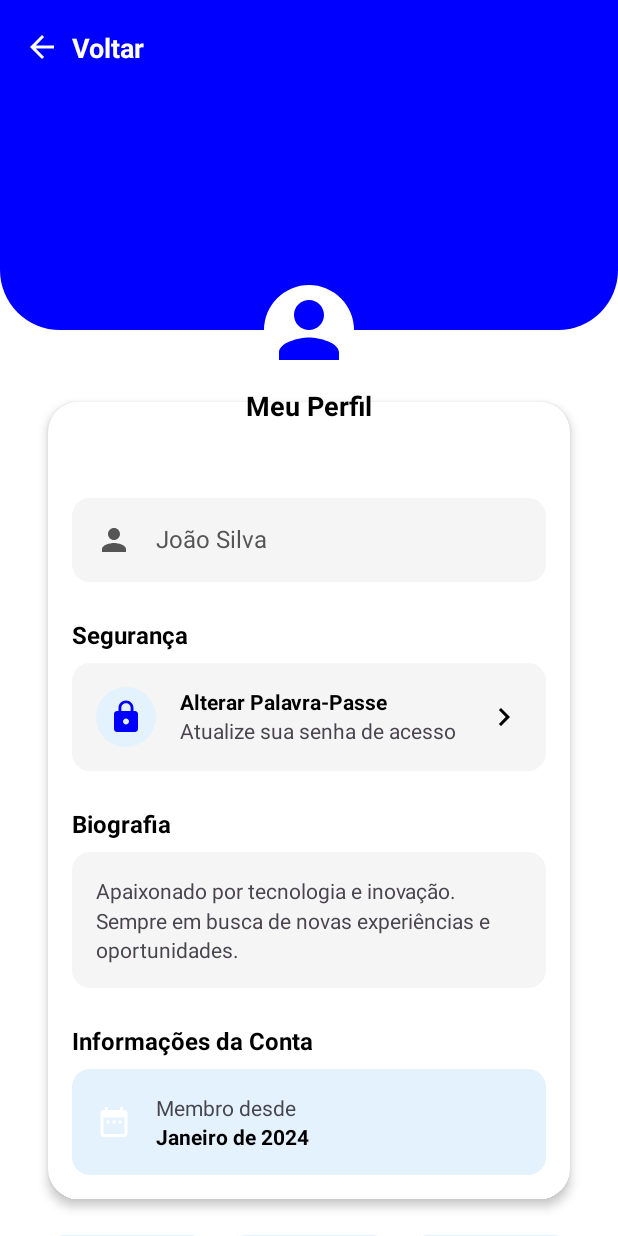
After one commit to angeamaro/AnunciosLoc, an Android app: the ProfileActivity screen opened directly, with no data from a screen before it, on a phone screen of 412 x 824 dp. The commit adds this screen. Run offline under Robolectric (Android 15) with nearby library versions, the phone set to English and light mode, and no system bars.

Commit message:
actualizando perfil

```diff
--- a/app/src/main/AndroidManifest.xml
+++ b/app/src/main/AndroidManifest.xml
@@ -57,6 +57,12 @@
             android:exported="false"
             android:windowSoftInputMode="adjustResize" />
 
+        <!-- Profile, Settings, and Password -->
+        <activity
+            android:name=".activities.ProfileActivity"
+            android:exported="false" />
+
+
         <!-- Location Activities -->
         <activity
             android:name=".ui.view.AddLocationActivity"
--- /dev/null
+++ b/app/src/main/java/ao/co/isptec/aplm/anunciosloc/activities/ProfileActivity.java
@@ -0,0 +1,15 @@
+package ao.co.isptec.aplm.anunciosloc.activities;
+
+import android.os.Bundle;
+import androidx.appcompat.app.AppCompatActivity;
+
+import ao.co.isptec.aplm.anunciosloc.R;
+
+public class ProfileActivity extends AppCompatActivity {
+
+    @Override
+    protected void onCreate(Bundle savedInstanceState) {
+        super.onCreate(savedInstanceState);
+        setContentView(R.layout.activity_profile);
+    }
+}
--- a/app/src/main/java/ao/co/isptec/aplm/anunciosloc/ui/view/MenuOptionsActivity.java
+++ b/app/src/main/java/ao/co/isptec/aplm/anunciosloc/ui/view/MenuOptionsActivity.java
@@ -11,6 +11,7 @@ import com.google.android.material.card.MaterialCardView;
 
 import ao.co.isptec.aplm.anunciosloc.MainActivity;
 import ao.co.isptec.aplm.anunciosloc.R;
+import ao.co.isptec.aplm.anunciosloc.activities.ProfileActivity;
 import ao.co.isptec.aplm.anunciosloc.activities.InterestsActivity;
 import ao.co.isptec.aplm.anunciosloc.ui.view.activities.PoliciesActivity;
 import ao.co.isptec.aplm.anunciosloc.utils.PreferencesHelper;
@@ -57,7 +58,8 @@ public class MenuOptionsActivity extends AppCompatActivity {
 
         // Conta
         cardPerfil.setOnClickListener(v -> {
-            Toast.makeText(this, "Perfil - Em desenvolvimento", Toast.LENGTH_SHORT).show();
+            Intent intent = new Intent(this, ProfileActivity.class);
+            startActivity(intent);
         });
 
         cardDefinicoes.setOnClickListener(v -> {
--- /dev/null
+++ b/app/src/main/res/drawable/back.xml
@@ -0,0 +1,9 @@
+<vector xmlns:android="http://schemas.android.com/apk/res/android"
+    android:width="24dp"
+    android:height="24dp"
+    android:viewportWidth="24"
+    android:viewportHeight="24">
+  <path
+      android:fillColor="@color/white"
+      android:pathData="M20,11H7.83l5.59,-5.59L12,4l-8,8 8,8 1.41,-1.41L7.83,13H20v-2z"/>
+</vector>
--- /dev/null
+++ b/app/src/main/res/drawable/background_light_blue_rounded.xml
@@ -0,0 +1,5 @@
+<?xml version="1.0" encoding="utf-8"?>
+<shape xmlns:android="http://schemas.android.com/apk/res/android">
+    <solid android:color="#E3F2FD"/>
+    <corners android:radius="12dp"/>
+</shape>
--- /dev/null
+++ b/app/src/main/res/drawable/background_light_gray_rounded.xml
@@ -0,0 +1,5 @@
+<?xml version="1.0" encoding="utf-8"?>
+<shape xmlns:android="http://schemas.android.com/apk/res/android">
+    <solid android:color="#F5F5F5"/>
+    <corners android:radius="12dp"/>
+</shape>
--- /dev/null
+++ b/app/src/main/res/drawable/background_lock_icon_light.xml
@@ -0,0 +1,5 @@
+<?xml version="1.0" encoding="utf-8"?>
+<shape xmlns:android="http://schemas.android.com/apk/res/android"
+    android:shape="oval">
+    <solid android:color="#E3F2FD" />
+</shape>
--- /dev/null
+++ b/app/src/main/res/drawable/background_top_login.xml
@@ -0,0 +1,6 @@
+<?xml version="1.0" encoding="utf-8"?>
+<shape xmlns:android="http://schemas.android.com/apk/res/android">
+    <solid android:color="@color/blue"/>
+    <corners android:bottomLeftRadius="40dp"
+        android:bottomRightRadius="40dp"/>
+</shape>
--- /dev/null
+++ b/app/src/main/res/drawable/ic_arrow_right.xml
@@ -0,0 +1,9 @@
+<vector xmlns:android="http://schemas.android.com/apk/res/android"
+    android:width="24dp"
+    android:height="24dp"
+    android:viewportWidth="24"
+    android:viewportHeight="24">
+  <path
+      android:fillColor="#000000"
+      android:pathData="M8.59,16.59L13.17,12 8.59,7.41 10,6l6,6 -6,6 -1.41,-1.41z"/>
+</vector>
--- /dev/null
+++ b/app/src/main/res/drawable/password.xml
@@ -0,0 +1,9 @@
+<vector xmlns:android="http://schemas.android.com/apk/res/android"
+    android:width="24dp"
+    android:height="24dp"
+    android:viewportWidth="24"
+    android:viewportHeight="24">
+  <path
+      android:fillColor="@color/blue"
+      android:pathData="M18,8h-1V6c0,-2.76 -2.24,-5 -5,-5S7,3.24 7,6v2H6c-1.1,0 -2,0.9 -2,2v10c0,1.1 0.9,2 2,2h12c1.1,0 2,-0.9 2,-2V10c0,-1.1 -0.9,-2 -2,-2zm-6,9c-1.1,0 -2,-0.9 -2,-2s0.9,-2 2,-2 2,0.9 2,2 -0.9,2 -2,2zm3.1,-9H8.9V6c0,-1.71 1.39,-3.1 3.1,-3.1 1.71,0 3.1,1.39 3.1,3.1v2z"/>
+</vector>
--- /dev/null
+++ b/app/src/main/res/drawable/user.xml
@@ -0,0 +1,9 @@
+<vector xmlns:android="http://schemas.android.com/apk/res/android"
+    android:width="24dp"
+    android:height="24dp"
+    android:viewportWidth="24"
+    android:viewportHeight="24">
+  <path
+      android:fillColor="@color/blue"
+      android:pathData="M12,12c2.21,0 4,-1.79 4,-4s-1.79,-4 -4,-4 -4,1.79 -4,4 1.79,4 4,4zm0,2c-2.67,0 -8,1.34 -8,4v2h16v-2c0,-2.66 -5.33,-4 -8,-4z"/>
+</vector>
--- /dev/null
+++ b/app/src/main/res/layout/activity_profile.xml
@@ -0,0 +1,341 @@
+<?xml version="1.0" encoding="utf-8"?>
+<androidx.coordinatorlayout.widget.CoordinatorLayout xmlns:android="http://schemas.android.com/apk/res/android"
+    xmlns:app="http://schemas.android.com/apk/res-auto"
+    xmlns:tools="http://schemas.android.com/tools"
+    android:layout_width="match_parent"
+    android:layout_height="match_parent"
+    android:background="@color/white"
+    tools:context=".ProfileActivity">
+
+    <com.google.android.material.appbar.AppBarLayout
+        android:id="@+id/appbar"
+        android:layout_width="match_parent"
+        android:layout_height="220dp"
+        android:background="@drawable/background_top_login"
+        android:fitsSystemWindows="true">
+
+        <com.google.android.material.appbar.CollapsingToolbarLayout
+            android:layout_width="match_parent"
+            android:layout_height="match_parent"
+            app:layout_scrollFlags="scroll|exitUntilCollapsed"
+            app:titleEnabled="false">
+
+            <androidx.appcompat.widget.Toolbar
+                android:id="@+id/toolbar"
+                android:layout_width="match_parent"
+                android:layout_height="?attr/actionBarSize"
+                app:layout_collapseMode="pin">
+
+                <LinearLayout
+                    android:layout_width="wrap_content"
+                    android:layout_height="wrap_content"
+                    android:gravity="center_vertical"
+                    android:orientation="horizontal">
+
+                    <ImageView
+                        android:id="@+id/imageView_back"
+                        android:layout_width="wrap_content"
+                        android:layout_height="wrap_content"
+                        android:src="@drawable/back" />
+
+                    <TextView
+                        android:id="@+id/textView_back"
+                        android:layout_width="wrap_content"
+                        android:layout_height="wrap_content"
+                        android:layout_marginStart="8dp"
+                        android:text="Voltar"
+                        android:textColor="@color/white"
+                        android:textSize="18sp"
+                        android:textStyle="bold" />
+                </LinearLayout>
+
+            </androidx.appcompat.widget.Toolbar>
+
+        </com.google.android.material.appbar.CollapsingToolbarLayout>
+    </com.google.android.material.appbar.AppBarLayout>
+
+    <androidx.core.widget.NestedScrollView
+        android:layout_width="match_parent"
+        android:layout_height="match_parent"
+        app:layout_behavior="@string/appbar_scrolling_view_behavior">
+
+        <LinearLayout
+            android:layout_width="match_parent"
+            android:layout_height="wrap_content"
+            android:orientation="vertical"
+            android:paddingBottom="32dp">
+
+            <androidx.cardview.widget.CardView
+                android:layout_width="match_parent"
+                android:layout_height="wrap_content"
+                android:layout_marginStart="32dp"
+                android:layout_marginTop="48dp"                android:layout_marginEnd="32dp"
+                app:cardCornerRadius="20dp"
+                app:cardElevation="4dp">
+
+                <LinearLayout
+                    android:layout_width="match_parent"
+                    android:layout_height="wrap_content"
+                    android:orientation="vertical"
+                    android:padding="16dp">
+
+                    <TextView
+                        android:layout_width="match_parent"
+                        android:layout_height="wrap_content"
+                        android:layout_marginTop="48dp"
+                        android:background="@drawable/background_light_gray_rounded"
+                        android:drawableStart="@drawable/user"
+                        android:drawablePadding="16dp"
+                        android:padding="16dp"
+                        android:text="João Silva"
+                        android:textColor="#555555"
+                        android:textSize="16sp"
+                        app:drawableTint="#555555" />
+
+
+                    <TextView
+                        android:layout_width="wrap_content"
+                        android:layout_height="wrap_content"
+                        android:layout_marginTop="24dp"
+                        android:text="Segurança"
+                        android:textColor="@android:color/black"
+                        android:textSize="16sp"
+                        android:textStyle="bold" />
+
+                    <RelativeLayout
+                        android:layout_width="match_parent"
+                        android:layout_height="wrap_content"
+                        android:layout_marginTop="8dp"
+                        android:background="@drawable/background_light_gray_rounded"
+                        android:padding="16dp">
+
+                        <ImageView
+                            android:id="@+id/lock_icon_bg"
+                            android:layout_width="40dp"
+                            android:layout_height="40dp"
+                            android:background="@drawable/background_lock_icon_light"
+                            android:padding="8dp"
+                            android:src="@drawable/password" />
+
+                        <TextView
+                            android:id="@+id/change_pass_title"
+                            android:layout_width="wrap_content"
+                            android:layout_height="wrap_content"
+                            android:layout_marginStart="16dp"
+                            android:layout_toEndOf="@+id/lock_icon_bg"
+                            android:text="Alterar Palavra-Passe"
+                            android:textColor="@android:color/black"
+                            android:textStyle="bold" />
+
+                        <TextView
+                            android:layout_width="wrap_content"
+                            android:layout_height="wrap_content"
+                            android:layout_below="@+id/change_pass_title"
+                            android:layout_alignStart="@+id/change_pass_title"
+                            android:text="Atualize sua senha de acesso" />
+
+                        <ImageView
+                            android:layout_width="wrap_content"
+                            android:layout_height="wrap_content"
+                            android:layout_alignParentEnd="true"
+                            android:layout_centerVertical="true"
+                            android:src="@drawable/ic_arrow_right" />
+
+                    </RelativeLayout>
+
+                    <TextView
+                        android:layout_width="wrap_content"
+                        android:layout_height="wrap_content"
+                        android:layout_marginTop="24dp"
+                        android:text="Biografia"
+                        android:textColor="@android:color/black"
+                        android:textSize="16sp"
+                        android:textStyle="bold" />
+
+                    <TextView
+                        android:layout_width="match_parent"
+                        android:layout_height="wrap_content"
+                        android:layout_marginTop="8dp"
+                        android:background="@drawable/background_light_gray_rounded"
+                        android:lineSpacingMultiplier="1.2"
+                        android:padding="16dp"
+                        android:text="Apaixonado por tecnologia e inovação. Sempre em busca de novas experiências e oportunidades." />
+
+                    <TextView
+                        android:layout_width="wrap_content"
+                        android:layout_height="wrap_content"
+                        android:layout_marginTop="24dp"
+                        android:text="Informações da Conta"
+                        android:textColor="@android:color/black"
+                        android:textSize="16sp"
+                        android:textStyle="bold" />
+
+                    <LinearLayout
+                        android:layout_width="match_parent"
+                        android:layout_height="wrap_content"
+                        android:layout_marginTop="8dp"
+                        android:background="@drawable/background_light_blue_rounded"
+                        android:gravity="center_vertical"
+                        android:orientation="horizontal"
+                        android:padding="16dp">
+
+                        <ImageView
+                            android:layout_width="wrap_content"
+                            android:layout_height="wrap_content"
+                            android:src="@drawable/ic_calendar" />
+
+                        <LinearLayout
+                            android:layout_width="wrap_content"
+                            android:layout_height="wrap_content"
+                            android:layout_marginStart="16dp"
+                            android:orientation="vertical">
+
+                            <TextView
+                                android:layout_width="wrap_content"
+                                android:layout_height="wrap_content"
+                                android:text="Membro desde" />
+
+                            <TextView
+                                android:layout_width="wrap_content"
+                                android:layout_height="wrap_content"
+                                android:text="Janeiro de 2024"
+                                android:textColor="@android:color/black"
+                                android:textStyle="bold" />
+                        </LinearLayout>
+                    </LinearLayout>
+                </LinearLayout>
+            </androidx.cardview.widget.CardView>
+
+            <LinearLayout
+                android:layout_width="match_parent"
+                android:layout_height="wrap_content"
+                android:layout_marginStart="32dp"
+                android:layout_marginTop="24dp"
+                android:layout_marginEnd="32dp"
+                android:orientation="horizontal"
+                android:weightSum="3">
+
+                <androidx.cardview.widget.CardView
+                    android:layout_width="0dp"
+                    android:layout_height="wrap_content"
+                    android:layout_marginEnd="8dp"
+                    android:layout_weight="1"
+                    app:cardBackgroundColor="#E3F2FD"
+                    app:cardCornerRadius="10dp">
+
+                    <LinearLayout
+                        android:layout_width="match_parent"
+                        android:layout_height="wrap_content"
+                        android:gravity="center"
+                        android:orientation="vertical"
+                        android:padding="16dp">
+
+                        <TextView
+                            android:layout_width="wrap_content"
+                            android:layout_height="wrap_content"
+                            android:text="12"
+                            android:textColor="@color/blue"
+                            android:textSize="24sp"
+                            android:textStyle="bold" />
+
+                        <TextView
+                            android:layout_width="wrap_content"
+                            android:layout_height="wrap_content"
+                            android:text="Anúncios"
+                            android:textColor="@color/blue" />
+                    </LinearLayout>
+                </androidx.cardview.widget.CardView>
+
+                <androidx.cardview.widget.CardView
+                    android:layout_width="0dp"
+                    android:layout_height="wrap_content"
+                    android:layout_marginStart="8dp"
+                    android:layout_marginEnd="8dp"
+                    android:layout_weight="1"
+                    app:cardBackgroundColor="#E3F2FD"
+                    app:cardCornerRadius="10dp">
+
+                    <LinearLayout
+                        android:layout_width="match_parent"
+                        android:layout_height="wrap_content"
+                        android:gravity="center"
+                        android:orientation="vertical"
+                        android:padding="16dp">
+
+                        <TextView
+                            android:layout_width="wrap_content"
+                            android:layout_height="wrap_content"
+                            android:text="5"
+                            android:textColor="@color/blue"
+                            android:textSize="24sp"
+                            android:textStyle="bold" />
+
+                        <TextView
+                            android:layout_width="wrap_content"
+                            android:layout_height="wrap_content"
+                            android:text="Locais"
+                            android:textColor="@color/blue" />
+                    </LinearLayout>
+                </androidx.cardview.widget.CardView>
+
+                <androidx.cardview.widget.CardView
+                    android:layout_width="0dp"
+                    android:layout_height="wrap_content"
+                    android:layout_marginStart="8dp"
+                    android:layout_weight="1"
+                    app:cardBackgroundColor="#E3F2FD"
+                    app:cardCornerRadius="10dp">
+
+                    <LinearLayout
+                        android:layout_width="match_parent"
+                        android:layout_height="wrap_content"
+                        android:gravity="center"
+                        android:orientation="vertical"
+                        android:padding="16dp">
+
+                        <TextView
+                            android:layout_width="wrap_content"
+                            android:layout_height="wrap_content"
+                            android:text="28"
+                            android:textColor="@color/blue"
+                            android:textSize="24sp"
+                            android:textStyle="bold" />
+
+                        <TextView
+                            android:layout_width="wrap_content"
+                            android:layout_height="wrap_content"
+                            android:text="Guardados"
+                            android:textColor="@color/blue" />
+                    </LinearLayout>
+                </androidx.cardview.widget.CardView>
+
+            </LinearLayout>
+
+        </LinearLayout>
+
+    </androidx.core.widget.NestedScrollView>
+
+    <com.google.android.material.imageview.ShapeableImageView
+        android:id="@+id/profile_image"
+        android:layout_width="100dp"
+        android:layout_height="100dp"
+        android:background="@color/white"
+        android:padding="20dp"
+        android:src="@drawable/user"
+        app:layout_anchor="@id/appbar"
+        app:layout_anchorGravity="bottom|center_horizontal"
+        app:shapeAppearanceOverlay="@style/ShapeAppearance.Material3.Corner.Full"
+        app:tint="@color/blue" />
+
+    <TextView
+        android:layout_width="wrap_content"
+        android:layout_height="wrap_content"
+        android:layout_marginTop="8dp"
+        android:text="Meu Perfil"
+        android:textColor="@android:color/black"
+        android:textSize="18sp"
+        android:textStyle="bold"
+        app:layout_anchor="@id/profile_image"
+        app:layout_anchorGravity="bottom|center_horizontal" />
+
+</androidx.coordinatorlayout.widget.CoordinatorLayout>
--- a/app/src/main/res/values/colors.xml
+++ b/app/src/main/res/values/colors.xml
@@ -4,13 +4,15 @@
     <color name="black">#FF000000</color>
     <color name="white">#FFFFFFFF</color>
 
-    <!-- Azul (Primary) -->
+    <!-- Azul (Primary) -->    <color name="blue">#0000FF</color>
+
     <color name="blue_50">#EFF6FF</color>
     <color name="blue_400">#60A5FA</color>
     <color name="blue_500">#3B82F6</color>
     <color name="blue_600">#2563EB</color>
     <color name="blue_700">#1D4ED8</color>
     <color name="blue_900">#1E3A8A</color>
+
 
     <!-- Roxo (Secondary) -->
     <color name="purple_600">#9333EA</color>
```
